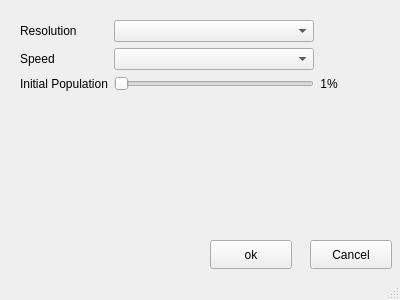
rubenspgcavalcante/pygameoflife, file resources/qt/launcher.ui: the form before one commit.
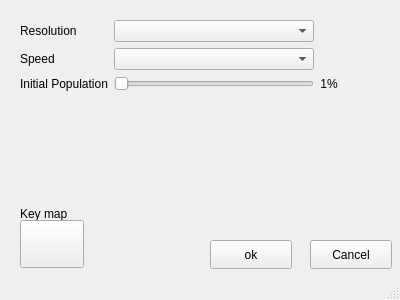
The form after the commit.

Commit message: Keymap added to launcher

The edit to the form file:
```diff
--- a/resources/qt/launcher.ui
+++ b/resources/qt/launcher.ui
@@ -193,6 +193,32 @@
      </item>
     </layout>
    </widget>
+   <widget class="QLabel" name="label_3">
+    <property name="geometry">
+     <rect>
+      <x>20</x>
+      <y>200</y>
+      <width>61</width>
+      <height>27</height>
+     </rect>
+    </property>
+    <property name="text">
+     <string>Key map</string>
+    </property>
+   </widget>
+   <widget class="QPushButton" name="keyMap">
+    <property name="geometry">
+     <rect>
+      <x>20</x>
+      <y>220</y>
+      <width>64</width>
+      <height>48</height>
+     </rect>
+    </property>
+    <property name="text">
+     <string/>
+    </property>
+   </widget>
   </widget>
   <widget class="QStatusBar" name="statusbar"/>
  </widget>
```
Left out of the diff: 22 changed lines with no effect on the pictures. The commit also changes 6 other files.
